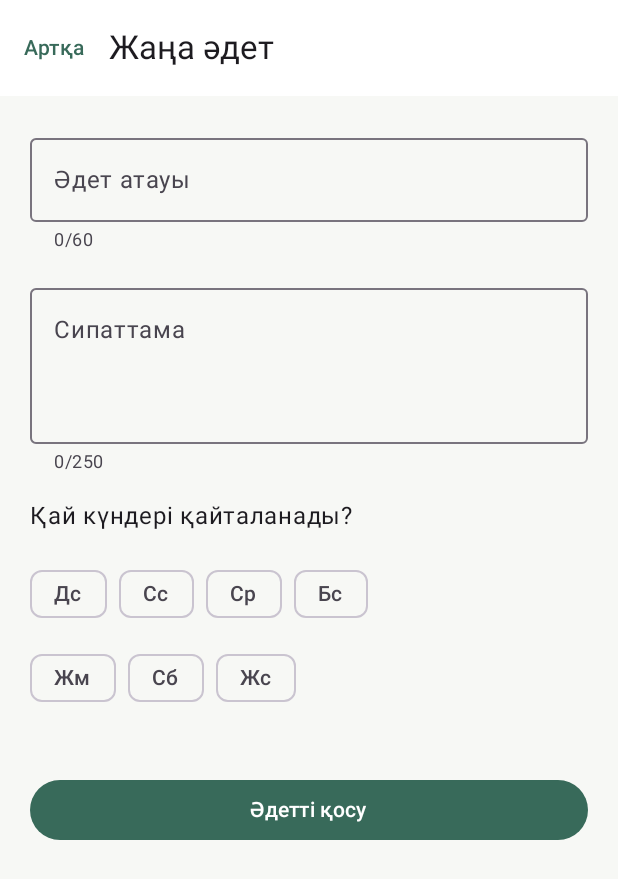
After one commit to Danchik06/HabitTracker, an Android app built with Jetpack Compose: the AddEditHabitScreen screen opened through its navigation route, on a phone screen of 412 x 824 dp. The commit adds this screen. Shown: the top 879 px of the screen. Run offline under Robolectric (Android 15) with nearby library versions, the phone set to English and light mode, and no system bars; our stand-ins replace Dagger/Hilt's generated code.

Commit message:
feat(ui): add habit creation, editing and navigation

```diff
--- a/app/build.gradle.kts
+++ b/app/build.gradle.kts
@@ -70,6 +70,9 @@ dependencies {
     // Lifecycle
     implementation(libs.androidx.lifecycle.viewmodel.ktx)
 
+    // Navigation
+    implementation(libs.androidx.navigation.compose)
+
     // Tests
     testImplementation(libs.junit)
     testImplementation(libs.kotlinx.coroutines.test)
--- a/app/src/main/java/com/example/habittracker/MainActivity.kt
+++ b/app/src/main/java/com/example/habittracker/MainActivity.kt
@@ -4,13 +4,13 @@ import android.os.Bundle
 import androidx.activity.ComponentActivity
 import androidx.activity.compose.setContent
 import androidx.activity.viewModels
+import androidx.compose.material3.SnackbarHostState
 import androidx.compose.runtime.LaunchedEffect
 import androidx.compose.runtime.getValue
 import androidx.compose.runtime.remember
-import androidx.compose.material3.SnackbarHostState
 import androidx.lifecycle.compose.collectAsStateWithLifecycle
 import com.example.habittracker.presentation.state.HabitUiEvent
-import com.example.habittracker.presentation.ui.home.HomeScreen
+import com.example.habittracker.presentation.navigation.HabitNavHost
 import com.example.habittracker.presentation.ui.theme.HabitTrackerTheme
 import com.example.habittracker.presentation.viewmodel.HabitViewModel
 import dagger.hilt.android.AndroidEntryPoint
@@ -26,6 +26,7 @@ class MainActivity : ComponentActivity() {
         setContent {
             HabitTrackerTheme {
                 val uiState by viewModel.uiState.collectAsStateWithLifecycle()
+
                 val snackbarHostState = remember {
                     SnackbarHostState()
                 }
@@ -42,11 +43,10 @@ class MainActivity : ComponentActivity() {
                     }
                 }
 
-                HomeScreen(
+                HabitNavHost(
+                    viewModel = viewModel,
                     uiState = uiState,
-                    snackbarHostState = snackbarHostState,
-                    onCompleteHabit = viewModel::completeHabit,
-                    onDeleteHabit = viewModel::deleteHabit
+                    snackbarHostState = snackbarHostState
                 )
             }
         }
--- /dev/null
+++ b/app/src/main/java/com/example/habittracker/presentation/navigation/HabitNavHost.kt
@@ -0,0 +1,141 @@
+package com.example.habittracker.presentation.navigation
+
+import androidx.compose.foundation.layout.Arrangement
+import androidx.compose.foundation.layout.Column
+import androidx.compose.foundation.layout.fillMaxSize
+import androidx.compose.material3.Button
+import androidx.compose.material3.CircularProgressIndicator
+import androidx.compose.material3.SnackbarHostState
+import androidx.compose.material3.Text
+import androidx.compose.runtime.Composable
+import androidx.compose.ui.Alignment
+import androidx.compose.ui.Modifier
+import androidx.navigation.NavType
+import androidx.navigation.compose.NavHost
+import androidx.navigation.compose.composable
+import androidx.navigation.compose.rememberNavController
+import androidx.navigation.navArgument
+import com.example.habittracker.presentation.state.HabitUiState
+import com.example.habittracker.presentation.ui.habit.AddEditHabitScreen
+import com.example.habittracker.presentation.ui.home.HomeScreen
+import com.example.habittracker.presentation.viewmodel.HabitViewModel
+
+private object HabitRoutes {
+    const val HOME = "home"
+    const val ADD_HABIT = "habit/add"
+    const val EDIT_HABIT = "habit/edit/{habitId}"
+
+    fun editHabit(habitId: Long) = "habit/edit/$habitId"
+}
+
+@Composable
+fun HabitNavHost(
+    viewModel: HabitViewModel,
+    uiState: HabitUiState,
+    snackbarHostState: SnackbarHostState
+) {
+    val navController = rememberNavController()
+
+    NavHost(
+        navController = navController,
+        startDestination = HabitRoutes.HOME
+    ) {
+        composable(HabitRoutes.HOME) {
+            HomeScreen(
+                uiState = uiState,
+                snackbarHostState = snackbarHostState,
+                onCompleteHabit = viewModel::completeHabit,
+                onDeleteHabit = viewModel::deleteHabit,
+                onAddHabit = {
+                    navController.navigate(HabitRoutes.ADD_HABIT)
+                },
+                onEditHabit = { habit ->
+                    navController.navigate(
+                        HabitRoutes.editHabit(habit.id)
+                    )
+                }
+            )
+        }
+
+        composable(HabitRoutes.ADD_HABIT) {
+            AddEditHabitScreen(
+                onBack = {
+                    navController.popBackStack()
+                },
+                onSave = { title, description, targetDays ->
+                    viewModel.addHabit(
+                        title,
+                        description,
+                        targetDays
+                    )
+                    navController.popBackStack()
+                }
+            )
+        }
+
+        composable(
+            route = HabitRoutes.EDIT_HABIT,
+            arguments = listOf(
+                navArgument("habitId") {
+                    type = NavType.LongType
+                }
+            )
+        ) { backStackEntry ->
+
+            val habitId = backStackEntry.arguments
+                ?.getLong("habitId")
+
+            val habit = uiState.habits.firstOrNull {
+                it.id == habitId
+            }
+
+            when {
+                habit != null -> {
+                    AddEditHabitScreen(
+                        initialHabit = habit,
+                        onBack = {
+                            navController.popBackStack()
+                        },
+                        onSave = { title, description, targetDays ->
+                            viewModel.updateHabit(
+                                habit.copy(
+                                    title = title,
+                                    description = description,
+                                    targetDays = targetDays
+                                )
+                            )
+                            navController.popBackStack()
+                        }
+                    )
+                }
+
+                uiState.isLoading -> {
+                    Column(
+                        modifier = Modifier.fillMaxSize(),
+                        horizontalAlignment = Alignment.CenterHorizontally,
+                        verticalArrangement = Arrangement.Center
+                    ) {
+                        CircularProgressIndicator()
+                    }
+                }
+
+                else -> {
+                    Column(
+                        modifier = Modifier.fillMaxSize(),
+                        horizontalAlignment = Alignment.CenterHorizontally,
+                        verticalArrangement = Arrangement.Center
+                    ) {
+                        Text("Әдет табылмады")
+                        Button(
+                            onClick = {
+                                navController.popBackStack()
+                            }
+                        ) {
+                            Text("Артқа қайту")
+                        }
+                    }
+                }
+            }
+        }
+    }
+}
--- a/app/src/main/java/com/example/habittracker/presentation/ui/components/HabitCard.kt
+++ b/app/src/main/java/com/example/habittracker/presentation/ui/components/HabitCard.kt
@@ -20,6 +20,7 @@ import com.example.habittracker.domain.model.Habit
 fun HabitCard(
     habit: Habit,
     onComplete: () -> Unit,
+    onEdit: () -> Unit,
     onDelete: () -> Unit,
     modifier: Modifier = Modifier
 ) {
@@ -57,6 +58,10 @@ fun HabitCard(
                 modifier = Modifier.fillMaxWidth(),
                 horizontalArrangement = Arrangement.End
             ) {
+                TextButton(onClick = onEdit) {
+                    Text("Өңдеу")
+                }
+
                 TextButton(onClick = onDelete) {
                     Text("Өшіру")
                 }
--- /dev/null
+++ b/app/src/main/java/com/example/habittracker/presentation/ui/habit/AddEditHabitScreen.kt
@@ -0,0 +1,188 @@
+package com.example.habittracker.presentation.ui.habit
+
+import androidx.compose.foundation.layout.Arrangement
+import androidx.compose.foundation.layout.Column
+import androidx.compose.foundation.layout.Row
+import androidx.compose.foundation.layout.Spacer
+import androidx.compose.foundation.layout.fillMaxSize
+import androidx.compose.foundation.layout.fillMaxWidth
+import androidx.compose.foundation.layout.height
+import androidx.compose.foundation.layout.padding
+import androidx.compose.foundation.rememberScrollState
+import androidx.compose.foundation.verticalScroll
+import androidx.compose.material3.Button
+import androidx.compose.material3.ExperimentalMaterial3Api
+import androidx.compose.material3.FilterChip
+import androidx.compose.material3.OutlinedTextField
+import androidx.compose.material3.Scaffold
+import androidx.compose.material3.Text
+import androidx.compose.material3.TextButton
+import androidx.compose.material3.TopAppBar
+import androidx.compose.runtime.Composable
+import androidx.compose.runtime.getValue
+import androidx.compose.runtime.mutableStateOf
+import androidx.compose.runtime.saveable.rememberSaveable
+import androidx.compose.runtime.setValue
+import androidx.compose.ui.Modifier
+import androidx.compose.ui.unit.dp
+import com.example.habittracker.domain.model.Habit
+
+private val weekDays = listOf(
+    "Дүйсенбі" to "Дс",
+    "Сейсенбі" to "Сс",
+    "Сәрсенбі" to "Ср",
+    "Бейсенбі" to "Бс",
+    "Жұма" to "Жм",
+    "Сенбі" to "Сб",
+    "Жексенбі" to "Жс"
+)
+
+@OptIn(ExperimentalMaterial3Api::class)
+@Composable
+fun AddEditHabitScreen(
+    initialHabit: Habit? = null,
+    onBack: () -> Unit,
+    onSave: (
+        title: String,
+        description: String,
+        targetDays: List<String>
+    ) -> Unit
+) {
+    var title by rememberSaveable(initialHabit?.id) {
+        mutableStateOf(initialHabit?.title.orEmpty())
+    }
+
+    var description by rememberSaveable(initialHabit?.id) {
+        mutableStateOf(initialHabit?.description.orEmpty())
+    }
+
+    var selectedDays by rememberSaveable(initialHabit?.id) {
+        mutableStateOf(initialHabit?.targetDays ?: emptyList())
+    }
+
+    var titleError by rememberSaveable {
+        mutableStateOf(false)
+    }
+
+    var daysError by rememberSaveable {
+        mutableStateOf(false)
+    }
+
+    val isEditing = initialHabit != null
+
+    Scaffold(
+        topBar = {
+            TopAppBar(
+                title = {
+                    Text(
+                        if (isEditing) "Әдетті өңдеу"
+                        else "Жаңа әдет"
+                    )
+                },
+                navigationIcon = {
+                    TextButton(onClick = onBack) {
+                        Text("Артқа")
+                    }
+                }
+            )
+        }
+    ) { innerPadding ->
+        Column(
+            modifier = Modifier
+                .fillMaxSize()
+                .padding(innerPadding)
+                .verticalScroll(rememberScrollState())
+                .padding(20.dp),
+            verticalArrangement = Arrangement.spacedBy(16.dp)
+        ) {
+            OutlinedTextField(
+                value = title,
+                onValueChange = {
+                    title = it
+                    titleError = false
+                },
+                modifier = Modifier.fillMaxWidth(),
+                label = { Text("Әдет атауы") },
+                placeholder = { Text("Мысалы: Кітап оқу") },
+                singleLine = true,
+                isError = titleError,
+                supportingText = {
+                    if (titleError) {
+                        Text("Әдет атауын енгізіңіз")
+                    } else {
+                        Text("${title.length}/60")
+                    }
+                }
+            )
+
+            OutlinedTextField(
+                value = description,
+                onValueChange = {
+                    if (it.length <= 250) description = it
+                },
+                modifier = Modifier.fillMaxWidth(),
+                label = { Text("Сипаттама") },
+                placeholder = { Text("Қосымша ақпарат (міндетті емес)") },
+                minLines = 3,
+                supportingText = {
+                    Text("${description.length}/250")
+                }
+            )
+
+            Text("Қай күндері қайталанады?")
+
+            Column(
+                verticalArrangement = Arrangement.spacedBy(8.dp)
+            ) {
+                weekDays.chunked(4).forEach { rowDays ->
+                    Row(
+                        modifier = Modifier.fillMaxWidth(),
+                        horizontalArrangement = Arrangement.spacedBy(8.dp)
+                    ) {
+                        rowDays.forEach { (fullName, shortName) ->
+                            FilterChip(
+                                selected = fullName in selectedDays,
+                                onClick = {
+                                    selectedDays =
+                                        if (fullName in selectedDays) {
+                                            selectedDays - fullName
+                                        } else {
+                                            selectedDays + fullName
+                                        }
+                                    daysError = false
+                                },
+                                label = { Text(shortName) }
+                            )
+                        }
+                    }
+                }
+            }
+
+            if (daysError) {
+                Text("Кемінде бір күнді таңдаңыз")
+            }
+
+            Spacer(modifier = Modifier.height(8.dp))
+
+            Button(
+                onClick = {
+                    titleError = title.isBlank()
+                    daysError = selectedDays.isEmpty()
+
+                    if (!titleError && !daysError) {
+                        onSave(
+                            title.trim(),
+                            description.trim(),
+                            weekDays
+                                .map { it.first }
+                                .filter { it in selectedDays }
+                        )
+                    }
+                },
+                modifier = Modifier.fillMaxWidth()
+            ) {
+                Text(if (isEditing) "Сақтау" else "Әдетті қосу")
+            }
+        }
+    }
+}
--- a/app/src/main/java/com/example/habittracker/presentation/ui/home/HomeScreen.kt
+++ b/app/src/main/java/com/example/habittracker/presentation/ui/home/HomeScreen.kt
@@ -10,17 +10,18 @@ import androidx.compose.foundation.layout.padding
 import androidx.compose.foundation.lazy.LazyColumn
 import androidx.compose.foundation.lazy.items
 import androidx.compose.material3.AlertDialog
+import androidx.compose.material3.Button
 import androidx.compose.material3.CircularProgressIndicator
+import androidx.compose.material3.FloatingActionButton
 import androidx.compose.material3.MaterialTheme
 import androidx.compose.material3.Scaffold
 import androidx.compose.material3.SnackbarHost
-import androidx.compose.material3.SnackbarHostState
 import androidx.compose.material3.Text
 import androidx.compose.material3.TextButton
 import androidx.compose.runtime.Composable
+import androidx.compose.runtime.getValue
 import androidx.compose.runtime.mutableStateOf
 import androidx.compose.runtime.remember
-import androidx.compose.runtime.getValue
 import androidx.compose.runtime.setValue
 import androidx.compose.ui.Alignment
 import androidx.compose.ui.Modifier
@@ -32,9 +33,11 @@ import com.example.habittracker.presentation.ui.components.HabitCard
 @Composable
 fun HomeScreen(
     uiState: HabitUiState,
-    snackbarHostState: SnackbarHostState,
+    snackbarHostState: androidx.compose.material3.SnackbarHostState,
     onCompleteHabit: (Long) -> Unit,
-    onDeleteHabit: (Habit) -> Unit
+    onDeleteHabit: (Habit) -> Unit,
+    onAddHabit: () -> Unit,
+    onEditHabit: (Habit) -> Unit
 ) {
     var habitToDelete by remember {
         mutableStateOf<Habit?>(null)
@@ -43,6 +46,16 @@ fun HomeScreen(
     Scaffold(
         snackbarHost = {
             SnackbarHost(hostState = snackbarHostState)
+        },
+        floatingActionButton = {
+            FloatingActionButton(
+                onClick = onAddHabit
+            ) {
+                Text(
+                    text = "+",
+                    style = MaterialTheme.typography.headlineMedium
+                )
+            }
         }
     ) { innerPadding ->
 
@@ -87,7 +100,7 @@ fun HomeScreen(
                 else -> {
                     LazyColumn(
                         modifier = Modifier.fillMaxWidth(),
-                        contentPadding = PaddingValues(bottom = 16.dp),
+                        contentPadding = PaddingValues(bottom = 88.dp),
                         verticalArrangement = Arrangement.spacedBy(12.dp)
                     ) {
                         items(
@@ -98,6 +111,9 @@ fun HomeScreen(
                                 habit = habit,
                                 onComplete = {
                                     onCompleteHabit(habit.id)
+                                },
+                                onEdit = {
+                                    onEditHabit(habit)
                                 },
                                 onDelete = {
                                     habitToDelete = habit
--- a/gradle/libs.versions.toml
+++ b/gradle/libs.versions.toml
@@ -14,6 +14,7 @@ ksp = "2.3.4"
 hilt = "2.60.1"
 lifecycle = "2.11.0"
 coroutinesTest = "1.10.2"
+navigation = "2.10.2"
 
 composeBom = "2026.09.00"
 activityCompose = "1.13.0"
@@ -47,6 +48,8 @@ androidx-activity-compose = { group = "androidx.activity", name = "activity-comp
 
 kotlinx-coroutines-test = { group = "org.jetbrains.kotlinx", name = "kotlinx-coroutines-test", version.ref = "coroutinesTest" }
 
+androidx-navigation-compose = { group = "androidx.navigation", name = "navigation-compose", version.ref = "navigation" }
+
 [plugins]
 android-application = { id = "com.android.application", version.ref = "agp" }
 hilt-android = { id = "com.google.dagger.hilt.android", version.ref = "hilt" }
```
Also changed, not shown: 1 other file.
